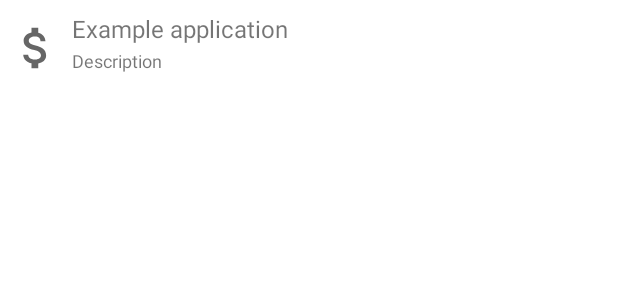
After one commit to AlexixRugis/GLASS_SHOP, an Android app: the layout catalog_glasses_model.xml on its own in the app's theme, with its tools: preview values and no code run, on a phone screen of 412 x 824 dp. The commit adds this screen. Shown: the top 300 px of the screen. Run offline under Robolectric (Android 15) with nearby library versions, the phone set to English and light mode, and no system bars.

Commit message:
glasses catalog
catalog list

```diff
--- a/AndroidApp/app/build.gradle
+++ b/AndroidApp/app/build.gradle
@@ -42,4 +42,5 @@ dependencies {
     testImplementation 'junit:junit:4.+'
     androidTestImplementation 'androidx.test.ext:junit:1.1.2'
     androidTestImplementation 'androidx.test.espresso:espresso-core:3.3.0'
+    implementation 'com.loopj.android:android-async-http:1.4.9'
 }
--- a/AndroidApp/app/src/main/AndroidManifest.xml
+++ b/AndroidApp/app/src/main/AndroidManifest.xml
@@ -1,6 +1,8 @@
 <?xml version="1.0" encoding="utf-8"?>
 <manifest xmlns:android="http://schemas.android.com/apk/res/android"
     package="com.example.glassesshop">
+
+    <uses-permission android:name="android.permission.INTERNET" />
 
     <application
         android:allowBackup="true"
--- /dev/null
+++ b/AndroidApp/app/src/main/res/drawable/ic_baseline_attach_money_24.xml
@@ -0,0 +1,10 @@
+<vector xmlns:android="http://schemas.android.com/apk/res/android"
+    android:width="24dp"
+    android:height="24dp"
+    android:viewportWidth="24"
+    android:viewportHeight="24"
+    android:tint="?attr/colorControlNormal">
+  <path
+      android:fillColor="@android:color/white"
+      android:pathData="M11.8,10.9c-2.27,-0.59 -3,-1.2 -3,-2.15 0,-1.09 1.01,-1.85 2.7,-1.85 1.78,0 2.44,0.85 2.5,2.1h2.21c-0.07,-1.72 -1.12,-3.3 -3.21,-3.81V3h-3v2.16c-1.94,0.42 -3.5,1.68 -3.5,3.61 0,2.31 1.91,3.46 4.7,4.13 2.5,0.6 3,1.48 3,2.41 0,0.69 -0.49,1.79 -2.7,1.79 -2.06,0 -2.87,-0.92 -2.98,-2.1h-2.2c0.12,2.19 1.76,3.42 3.68,3.83V21h3v-2.15c1.95,-0.37 3.5,-1.5 3.5,-3.55 0,-2.84 -2.43,-3.81 -4.7,-4.4z"/>
+</vector>
--- /dev/null
+++ b/AndroidApp/app/src/main/res/layout/catalog_glasses_model.xml
@@ -0,0 +1,42 @@
+<?xml version="1.0" encoding="utf-8"?>
+<RelativeLayout xmlns:android="http://schemas.android.com/apk/res/android"
+    android:layout_width="fill_parent"
+    android:layout_height="?android:attr/listPreferredItemHeight"
+    android:padding="6dip" >
+
+    <ImageView
+        android:id="@+id/glasses_preview"
+        android:layout_width="36dip"
+        android:layout_height="fill_parent"
+        android:layout_alignParentBottom="true"
+        android:layout_alignParentTop="true"
+        android:layout_marginRight="6dip"
+        android:contentDescription="glasses preview"
+        android:src="@drawable/ic_baseline_attach_money_24" />
+
+    <TextView
+        android:id="@+id/glasses_cost"
+        android:layout_width="fill_parent"
+        android:layout_height="26dip"
+        android:layout_alignParentBottom="true"
+        android:layout_alignParentEnd="true"
+        android:layout_toEndOf="@id/glasses_preview"
+        android:maxLines="1"
+        android:text="Description"
+        android:textSize="12sp" />
+
+    <TextView
+        android:id="@+id/glasses_name"
+        android:layout_width="fill_parent"
+        android:layout_height="wrap_content"
+        android:layout_above="@id/glasses_cost"
+        android:layout_alignParentEnd="true"
+        android:layout_alignParentTop="true"
+        android:layout_alignWithParentIfMissing="true"
+        android:layout_toEndOf="@id/glasses_preview"
+        android:gravity="center_vertical"
+        android:maxLines="1"
+        android:text="Example application"
+        android:textSize="16sp" />
+
+</RelativeLayout>
```
Also changed, not shown: AndroidApp/app/src/main/java/com/example/glassesshop/api/HttpUtils.java (added, +31 -0 lines), AndroidApp/app/src/main/java/com/example/glassesshop/api/glasses/GlassesApiUtils.java (added, +40 -0 lines), AndroidApp/app/src/main/java/com/example/glassesshop/api/glasses/IGlasseslist.java (added, +9 -0 lines), AndroidApp/app/src/main/java/com/example/glassesshop/ui/home/CatalogFragment.java (+5 -3 lines), AndroidApp/app/src/main/java/com/example/glassesshop/ui/home/CatalogViewModel.java (+25 -5 lines), AndroidApp/app/src/main/java/com/example/glassesshop/ui/home/GlassesModel.java (added, +42 -0 lines), AndroidApp/app/src/main/java/com/example/glassesshop/ui/home/GlassesModelAdapter.java (added, +38 -0 lines), AndroidApp/app/src/main/res/layout/fragment_catalog.xml (+3 -12 lines), 1 other file.
